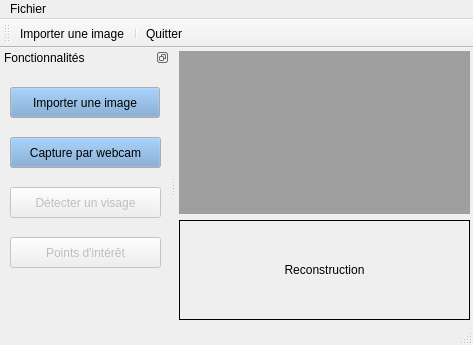
Old version of the form CodepoVision/codepovision.ui in the repository Danijiru/CodepoVision.
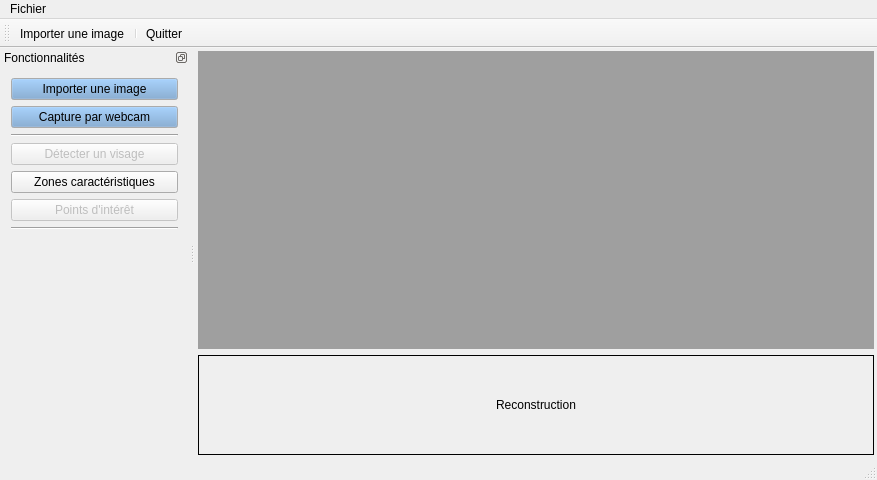
New version of the form. Icons and pictures are not drawn.

Commit message: Détection de points d'intérêt v2

What changed in the file:
```diff
--- a/CodepoVision/codepovision.ui
+++ b/CodepoVision/codepovision.ui
@@ -6,8 +6,8 @@
    <rect>
     <x>0</x>
     <y>0</y>
-    <width>473</width>
-    <height>345</height>
+    <width>877</width>
+    <height>480</height>
    </rect>
   </property>
   <property name="windowTitle">
@@ -72,8 +72,8 @@
     <rect>
      <x>0</x>
      <y>0</y>
-     <width>473</width>
-     <height>22</height>
+     <width>877</width>
+     <height>25</height>
     </rect>
    </property>
    <widget class="QMenu" name="menuFichier">
@@ -101,8 +101,8 @@
   <widget class="QDockWidget" name="dockWidget">
    <property name="minimumSize">
     <size>
-     <width>170</width>
-     <height>100</height>
+     <width>189</width>
+     <height>226</height>
     </size>
    </property>
    <property name="features">
@@ -115,15 +115,9 @@
     <number>1</number>
    </attribute>
    <widget class="QWidget" name="dockWidgetContents">
+    <layout class="QVBoxLayout" name="verticalLayout">
+     <item>
     <widget class="QPushButton" name="button_import">
-     <property name="geometry">
-      <rect>
-       <x>10</x>
-       <y>20</y>
-       <width>150</width>
-       <height>31</height>
-      </rect>
-     </property>
      <property name="minimumSize">
       <size>
        <width>150</width>
@@ -171,88 +165,106 @@
       <string>Importer une image</string>
      </property>
     </widget>
+     </item>
+     <item>
+      <widget class="QPushButton" name="button_webcam">
+       <property name="palette">
+        <palette>
+         <active>
+          <colorrole role="Button">
+           <brush brushstyle="SolidPattern">
+            <color alpha="255">
+             <red>114</red>
+             <green>159</green>
+             <blue>207</blue>
+            </color>
+           </brush>
+          </colorrole>
+         </active>
+         <inactive>
+          <colorrole role="Button">
+           <brush brushstyle="SolidPattern">
+            <color alpha="255">
+             <red>114</red>
+             <green>159</green>
+             <blue>207</blue>
+            </color>
+           </brush>
+          </colorrole>
+         </inactive>
+         <disabled>
+          <colorrole role="Button">
+           <brush brushstyle="SolidPattern">
+            <color alpha="255">
+             <red>114</red>
+             <green>159</green>
+             <blue>207</blue>
+            </color>
+           </brush>
+          </colorrole>
+         </disabled>
+        </palette>
+       </property>
+       <property name="text">
+        <string>Capture par webcam</string>
+       </property>
+      </widget>
+     </item>
+     <item>
+      <widget class="Line" name="line">
+       <property name="orientation">
+        <enum>Qt::Horizontal</enum>
+       </property>
+      </widget>
+     </item>
+     <item>
     <widget class="QPushButton" name="button_detectface">
      <property name="enabled">
       <bool>false</bool>
      </property>
-     <property name="geometry">
-      <rect>
-       <x>10</x>
-       <y>120</y>
-       <width>151</width>
-       <height>31</height>
-      </rect>
-     </property>
      <property name="text">
       <string>Détecter un visage</string>
      </property>
     </widget>
+     </item>
+     <item>
+      <widget class="QPushButton" name="button_zonecaracteristique">
+       <property name="text">
+        <string>Zones caractéristiques</string>
+       </property>
+      </widget>
+     </item>
+     <item>
     <widget class="QPushButton" name="button_detectFeatures">
      <property name="enabled">
       <bool>false</bool>
      </property>
-     <property name="geometry">
-      <rect>
-       <x>10</x>
-       <y>170</y>
-       <width>151</width>
-       <height>31</height>
-      </rect>
-     </property>
      <property name="text">
       <string>Points d'intérêt</string>
      </property>
     </widget>
-    <widget class="QPushButton" name="button_webcam">
-     <property name="geometry">
-      <rect>
-       <x>10</x>
-       <y>70</y>
-       <width>151</width>
-       <height>31</height>
-      </rect>
-     </property>
-     <property name="palette">
-      <palette>
-       <active>
-        <colorrole role="Button">
-         <brush brushstyle="SolidPattern">
-          <color alpha="255">
-           <red>114</red>
-           <green>159</green>
-           <blue>207</blue>
-          </color>
-         </brush>
-        </colorrole>
-       </active>
-       <inactive>
-        <colorrole role="Button">
-         <brush brushstyle="SolidPattern">
-          <color alpha="255">
-           <red>114</red>
-           <green>159</green>
-           <blue>207</blue>
-          </color>
-         </brush>
-        </colorrole>
-       </inactive>
-       <disabled>
-        <colorrole role="Button">
-         <brush brushstyle="SolidPattern">
-          <color alpha="255">
-           <red>114</red>
-           <green>159</green>
-           <blue>207</blue>
-          </color>
-         </brush>
-        </colorrole>
-       </disabled>
-      </palette>
-     </property>
-     <property name="text">
-      <string>Capture par webcam</string>
-     </property>
-    </widget>
+     </item>
+     <item>
+      <widget class="Line" name="line_2">
+       <property name="orientation">
+        <enum>Qt::Horizontal</enum>
+       </property>
+      </widget>
+     </item>
+     <item>
+      <spacer name="verticalSpacer">
+       <property name="orientation">
+        <enum>Qt::Vertical</enum>
+       </property>
+       <property name="sizeHint" stdset="0">
+        <size>
+         <width>20</width>
+         <height>40</height>
+        </size>
+       </property>
+      </spacer>
+     </item>
+    </layout>
    </widget>
   </widget>
   <action name="actionImporter_une_image">
```
Lines whose indentation alone changed are shown as unchanged. The commit also changes 2 other files.
